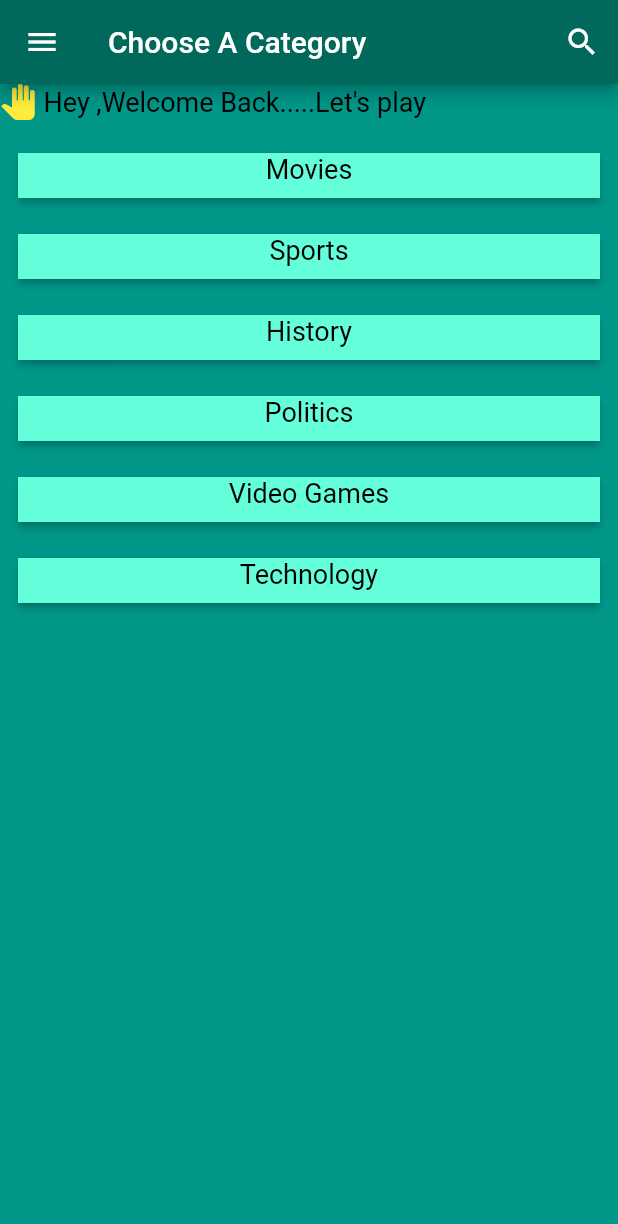
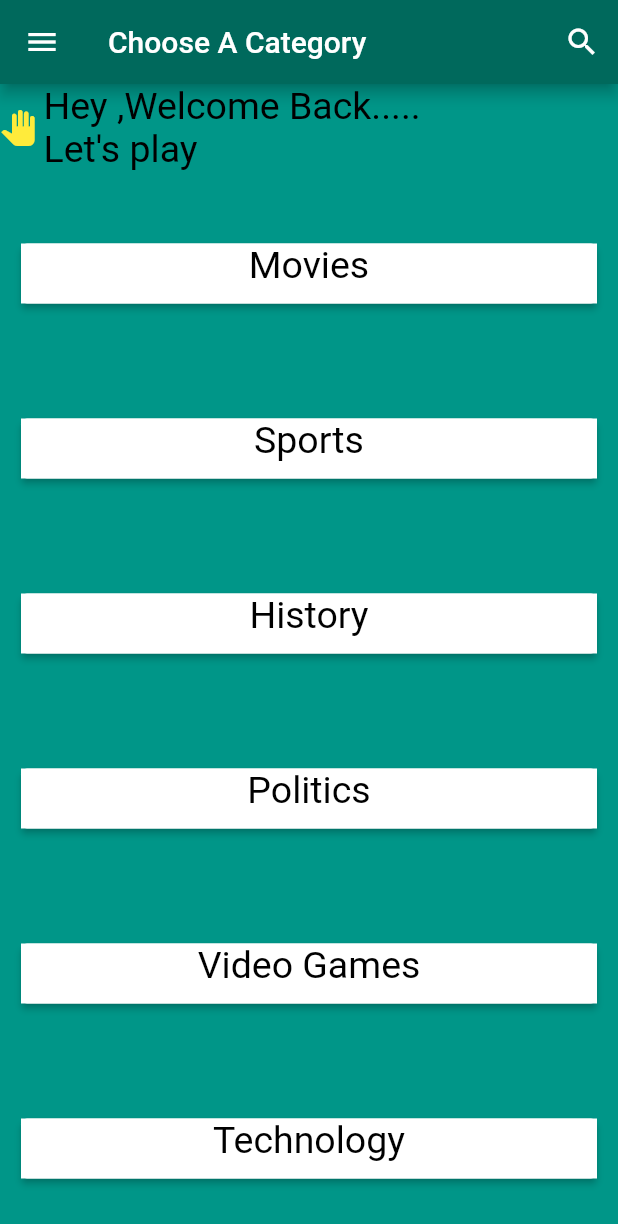
Before and after one commit to SyedMizbahuddin/Flutter-Quiz-App, a Flutter app: the screen it shows after launch, on a phone screen of 412 x 824 dp. Shown: the top 1224 px of the screen. Run offline on Flutter 3.47's test engine with Material 2 defaults, Android fonts, the phone set to English and light mode, and no system bars.

Commit message:
Added Expanded using emulator

```diff
--- a/lib/main.dart
+++ b/lib/main.dart
@@ -7,15 +7,14 @@ void main() {
 }
 
 class MyApp extends StatelessWidget {
-  var catFontSize = 18.0;
+  var catFontSize = 25.0;
   var catWidthSize = double.infinity;
-  var catHeightSize = 30.0;
-  var catBoxColor = Colors.tealAccent;
+  var catHeightSize = 40.0;
+  var catBoxColor = Colors.white;
   var drawerColor = Colors.teal.shade300;
-  var drawerFontSize = 15.0;
+  var drawerFontSize = 18.0;
 
-  TextButton drawerCategory(
-      {var drawerCategoryName, IconData iconName = Icons.favorite}) {
+  TextButton drawerCategory({var drawerCategoryName, IconData iconName = Icons.favorite}) {
     return TextButton(
       onPressed: () {
         print('$drawerCategoryName Clicked');
@@ -37,17 +36,20 @@ class MyApp extends StatelessWidget {
     );
   }
 
-  TextButton appCategory({var appCategoryName}) {
-    return TextButton(
+  Expanded appCategory({var appCategoryName}) {
+    return Expanded(
+      child: Padding(
+        padding: EdgeInsets.all(2.0),
+        child: TextButton(
           onPressed: () {
             print('$appCategoryName Clicked');
           },
           child: Card(
             elevation: 2.0,
             child: Container(
+              //padding: EdgeInsets.all(25.0),
               height: catHeightSize,
               width: catWidthSize,
-          //padding: EdgeInsets.all(25.0),
               color: catBoxColor,
               child: Text(
                 '$appCategoryName',
@@ -55,6 +57,8 @@ class MyApp extends StatelessWidget {
                 style: TextStyle(
                   color: Colors.black,
                   fontSize: catFontSize,
+                ),
+              ),
             ),
           ),
         ),
@@ -84,12 +88,9 @@ class MyApp extends StatelessWidget {
                 ),
               ),
             ),
-            drawerCategory(
-                drawerCategoryName: 'Profile', iconName: Icons.person),
-            drawerCategory(
-                drawerCategoryName: 'Statistics', iconName: Icons.insert_chart),
-            drawerCategory(
-                drawerCategoryName: 'Settings', iconName: Icons.settings),
+            drawerCategory(drawerCategoryName: 'Profile', iconName: Icons.person),
+            drawerCategory(drawerCategoryName: 'Statistics', iconName: Icons.insert_chart),
+            drawerCategory(drawerCategoryName: 'Settings', iconName: Icons.settings),
           ]),
         ),
         appBar: AppBar(
@@ -117,10 +118,7 @@ class MyApp extends StatelessWidget {
         body: SafeArea(
           child: Container(
             color: Colors.teal.shade500,
-            child: Column(
-                mainAxisAlignment: MainAxisAlignment.start,
-                crossAxisAlignment: CrossAxisAlignment.stretch,
-                children: <Widget>[
+            child: Column(mainAxisAlignment: MainAxisAlignment.spaceEvenly, crossAxisAlignment: CrossAxisAlignment.stretch, children: <Widget>[
               Row(
                 children: <Widget>[
                   Icon(
@@ -132,9 +130,10 @@ class MyApp extends StatelessWidget {
                     width: 5.0,
                   ),
                   Text(
-                        'Hey ,Welcome Back.....Let\'s play',
+                    'Hey ,Welcome Back.....\nLet\'s play',
                     style: TextStyle(
                       fontSize: catFontSize,
+                      //fontWeight: FontWeight.bold,
                       color: Colors.black,
                     ),
                   ),
```
Lines whose indentation alone changed are shown as unchanged.
